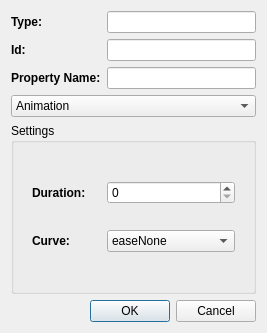
qt-creator/qt-creator, file src/plugins/qmldesigner/components/propertyeditor/behaviordialog.ui: the form before one commit.
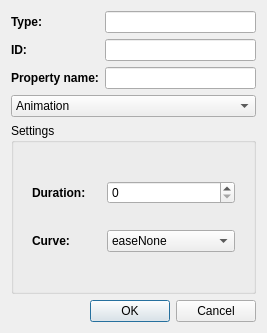
The form after the commit.

Patch:
```diff
--- a/src/plugins/qmldesigner/components/propertyeditor/behaviordialog.ui
+++ b/src/plugins/qmldesigner/components/propertyeditor/behaviordialog.ui
@@ -62,7 +62,7 @@
       </font>
      </property>
      <property name="text">
-      <string>Id:</string>
+      <string>ID:</string>
      </property>
     </widget>
    </item>
@@ -82,7 +82,7 @@
       </font>
      </property>
      <property name="text">
-      <string>Property Name:</string>
+      <string>Property name:</string>
      </property>
     </widget>
    </item>
```
